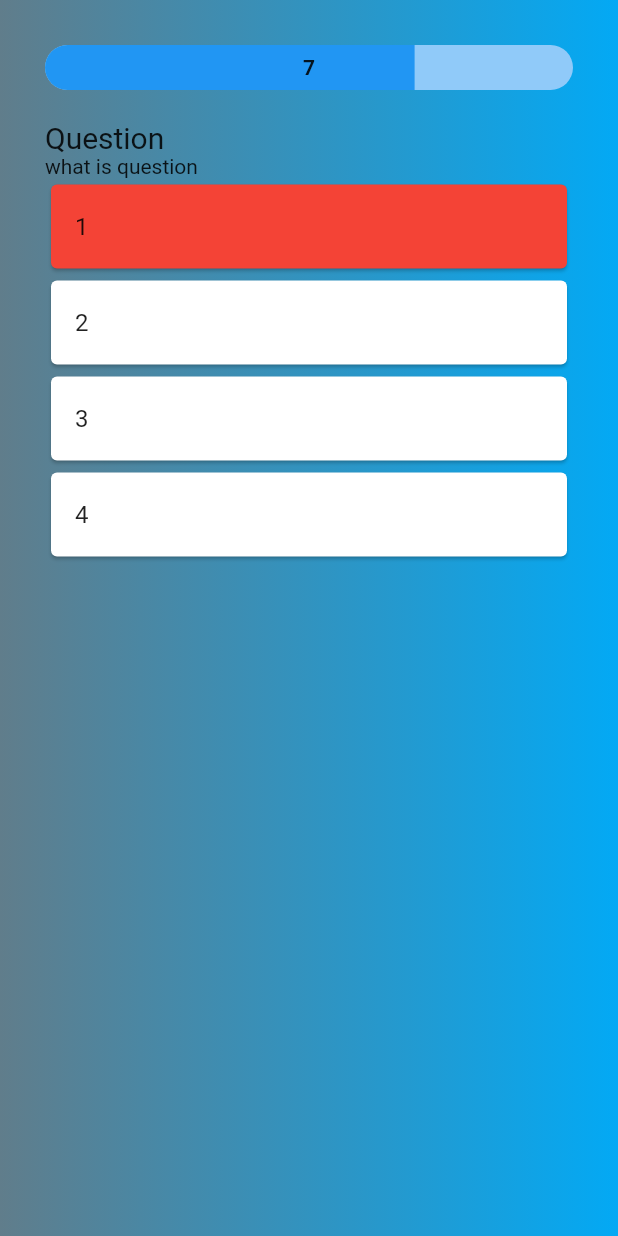
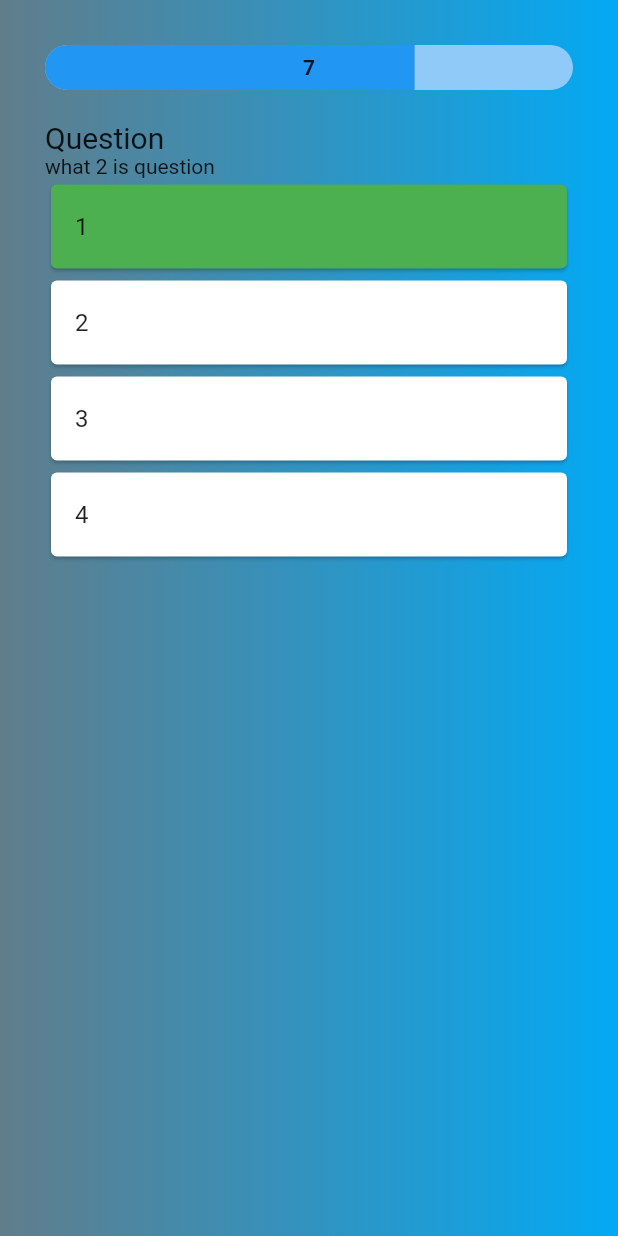
Before and after one commit to Dhiraj1424/Quiz_app, a Flutter app: the QuizPage screen opened directly, after a tap on an icon or button, on a phone screen of 412 x 824 dp. Run offline on Flutter 3.47's test engine with Material 2 defaults, Android fonts, the phone set to English and light mode, and no system bars.

```diff
--- a/lib/Pages/homepage.dart
+++ b/lib/Pages/homepage.dart
@@ -20,7 +20,7 @@ class HomePage extends StatelessWidget {
               ),
               ElevatedButton(onPressed: (){
                 Navigator.of(context).push(MaterialPageRoute(builder: (_)=>QuizPage(totalTime:10,
-                question:questionObjects,
+                questions:questionObjects,
                 )));
               }, child: const Text('Start'))
             ],
--- a/lib/Pages/quiz_page.dart
+++ b/lib/Pages/quiz_page.dart
@@ -1,14 +1,15 @@
 import 'dart:async';
 
 import 'package:flutter/material.dart';
+import 'package:quiz_app/Pages/result_page.dart';
 import 'package:quiz_app/components/gradient_box.dart';
 import 'package:quiz_app/models/question.dart';
 
 class QuizPage extends StatefulWidget {
-  const QuizPage({Key? key, required this.totalTime, required this.question})
+  const QuizPage({Key? key, required this.totalTime, required this.questions})
       : super(key: key);
   final int totalTime;
-  final List<QuestionDataModel> question;
+  final List<QuestionDataModel> questions;
 
   @override
   State<QuizPage> createState() => _QuizPageState();
@@ -43,7 +44,7 @@ class _QuizPageState extends State<QuizPage> {
 
   @override
   Widget build(BuildContext context) {
-    final currentQuestion = widget.question[_currentindex];
+    final currentQuestion = widget.questions[_currentindex];
     return Scaffold(
       body: GradientBox(
           child: Container(
@@ -85,11 +86,21 @@ class _QuizPageState extends State<QuizPage> {
                     final ans = currentQuestion.answers[indext];
                     return AnswerTile(
                       isSelected: ans == _selectedAnswer,
-                      ans: ans,
+                      answ: ans,
                       correctAnswer: currentQuestion.correctAnswer,
                       onTab: () {
                         setState(() {
                           _selectedAnswer = ans;
+                        });
+
+                        Future.delayed(Duration(milliseconds: 100), () {
+                          if(_currentindex==questionObjects.length-1){
+                            Navigator.of(context).pushReplacement(MaterialPageRoute(builder: (_)=>const ResultPage()
+                ));
+                          }
+                          setState(() {
+                            _currentindex++;
+                          });
                         });
                       },
                     );
@@ -109,12 +120,12 @@ class AnswerTile extends StatelessWidget {
   const AnswerTile(
       {Key? key,
       required this.isSelected,
-      required this.ans,
+      required this.answ,
       required this.correctAnswer,
       required this.onTab})
       : super(key: key);
   final bool isSelected;
-  final String ans;
+  final String answ;
   final String correctAnswer;
   final Function onTab;
 
@@ -124,14 +135,14 @@ class AnswerTile extends StatelessWidget {
       color: cardColor,
       child: ListTile(
         onTap: () => onTab(),
-        title: Text(ans),
+        title: Text(answ),
       ),
     );
   }
 
   Color get cardColor {
     if (!isSelected) return Colors.white;
-    if (ans == correctAnswer) {
+    if (answ == correctAnswer) {
       return Colors.green;
     }
     return Colors.red;
--- /dev/null
+++ b/lib/Pages/result_page.dart
@@ -0,0 +1,13 @@
+import 'package:flutter/material.dart';
+import 'package:quiz_app/components/gradient_box.dart';
+
+class ResultPage extends StatelessWidget {
+  const ResultPage({ Key? key }) : super(key: key);
+
+  @override
+  Widget build(BuildContext context) {
+    return Scaffold(
+      body:GradientBox(child: Text('result'))
+    );
+  }
+}
```
